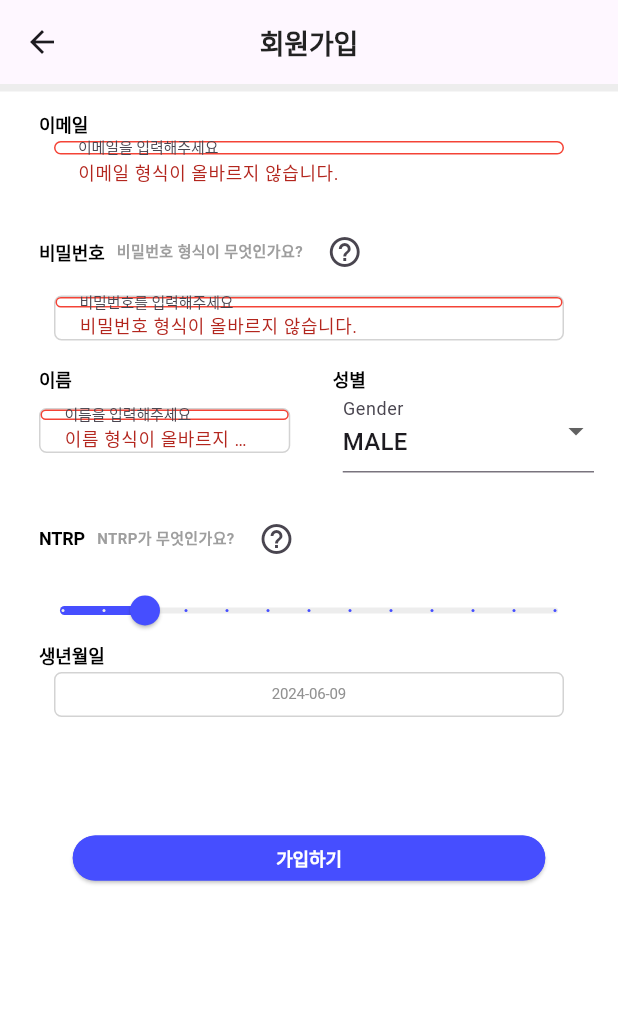
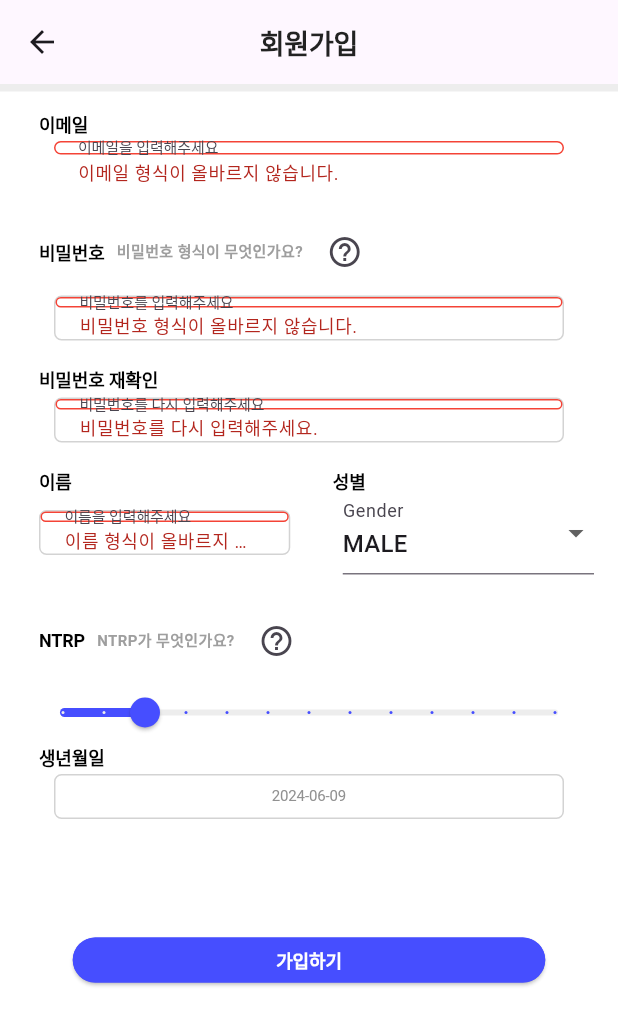
Before and after one commit to JolUpHoSoIn-sd24/tennisfunapp, a Flutter app: the SignUpScreen screen opened by its route, after a tap on "가입하기", on a phone screen of 412 x 824 dp. Shown: the top 1025 px of the screen. Run offline on Flutter 3.47's test engine with Material 3 defaults, Android fonts, the phone set to English and light mode, and no system bars; our stand-ins replace flutter_card_swiper, flutter_svg, shared_preferences; missing offline and left inert: flutter_webrtc; accounts and stored records are empty; Roboto replaces fonts that are missing (Pretendard).

Commit message:
feat: register password validator

```diff
--- a/lib/screens/signup/sign_up_screen.dart
+++ b/lib/screens/signup/sign_up_screen.dart
@@ -10,6 +10,7 @@
   final GlobalKey<FormState> _formKey = GlobalKey<FormState>();
   String email = '';
   String password = '';
+  String confirmPassword = ''; // Add confirmPassword field
   String name = '';
   double ntrp = 2.0; // Default NTRP value
   String birthDate = ''; // 생년월일 필드
@@ -95,6 +96,10 @@
                   FormFieldLabel('비밀번호'),
                   const SizedBox(height: 5),
                   PasswordFormField_signup(),
+                  const SizedBox(height: 20),
+                  FormFieldLabel('비밀번호 재확인'), // Label for confirm password
+                  const SizedBox(height: 5),
+                  ConfirmPasswordFormField_signup(), // Field for confirm password
                   const SizedBox(height: 20),
                   Row(
                     mainAxisAlignment: MainAxisAlignment.start,
@@ -386,6 +391,11 @@
               _isFocused = false;
             });
           },
+          onChanged: (value) {
+            setState(() {
+              password = value;
+            });
+          },
           onSaved: (value) => password = value!,
           decoration: InputDecoration(
               hintText: '비밀번호를 입력해주세요',
@@ -410,6 +420,71 @@
                 r'^(?=.*[a-z])(?=.*[A-Z])(?=.*\d)(?=.*[@#$%^&+=])[A-Za-z\d@#$%^&+=]{8,}$');
             if (!regex.hasMatch(value)) {
               return '비밀번호 형식이 올바르지 않습니다.';
+            }
+            return null;
+          },
+        ));
+  }
+
+  Container ConfirmPasswordFormField_signup() {
+    return Container(
+        width: 340,
+        height: 30,
+        decoration: ShapeDecoration(
+          shape: RoundedRectangleBorder(
+            side: BorderSide(width: 1, color: Color(0xFFD3D3D3)),
+            borderRadius: BorderRadius.circular(5),
+          ),
+        ),
+        child: TextFormField(
+          style: TextStyle(
+            color: Color(0xFF919191),
+            fontSize: 10,
+            fontFamily: 'Pretendard',
+            fontWeight: FontWeight.w400,
+            height: 1.0,
+            letterSpacing: -0.08,
+          ),
+          textAlignVertical: TextAlignVertical(y: 1.0),
+          // 포커스를 받았을 때 상태 업데이트
+          onTap: () {
+            setState(() {
+              _isFocused = true;
+            });
+          },
+          // 포커스를 잃었을 때 상태 업데이트
+          onFieldSubmitted: (value) {
+            setState(() {
+              _isFocused = false;
+            });
+          },
+          onChanged: (value) {
+            setState(() {
+              confirmPassword = value;
+            });
+          },
+          onSaved: (value) => confirmPassword = value!,
+          decoration: InputDecoration(
+              hintText: '비밀번호를 다시 입력해주세요',
+              enabledBorder: OutlineInputBorder(
+                  borderRadius: BorderRadius.circular(5),
+                  borderSide: BorderSide(color: Colors.grey)),
+              focusedBorder: OutlineInputBorder(
+                  borderRadius: BorderRadius.circular(5),
+                  borderSide: BorderSide(color: Color(0xFF464EFF))),
+              errorBorder: OutlineInputBorder(
+                  borderRadius: BorderRadius.circular(5),
+                  borderSide: BorderSide(color: Colors.red)),
+              focusedErrorBorder: OutlineInputBorder(
+                  borderRadius: BorderRadius.circular(5),
+                  borderSide: BorderSide(color: Colors.red))),
+          obscureText: true,
+          validator: (value) {
+            if (confirmPassword == null || confirmPassword.isEmpty) {
+              return '비밀번호를 다시 입력해주세요.';
+            }
+            if (password != confirmPassword) {
+              return '비밀번호가 다릅니다. 다시 입력해주세요.';
             }
             return null;
           },
```
